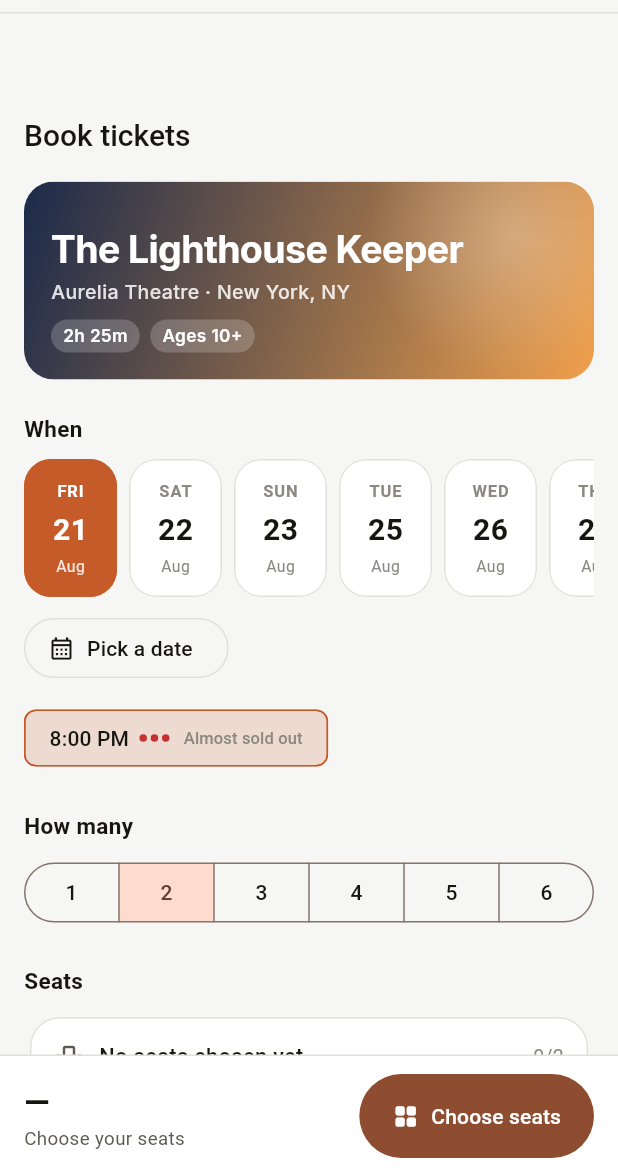
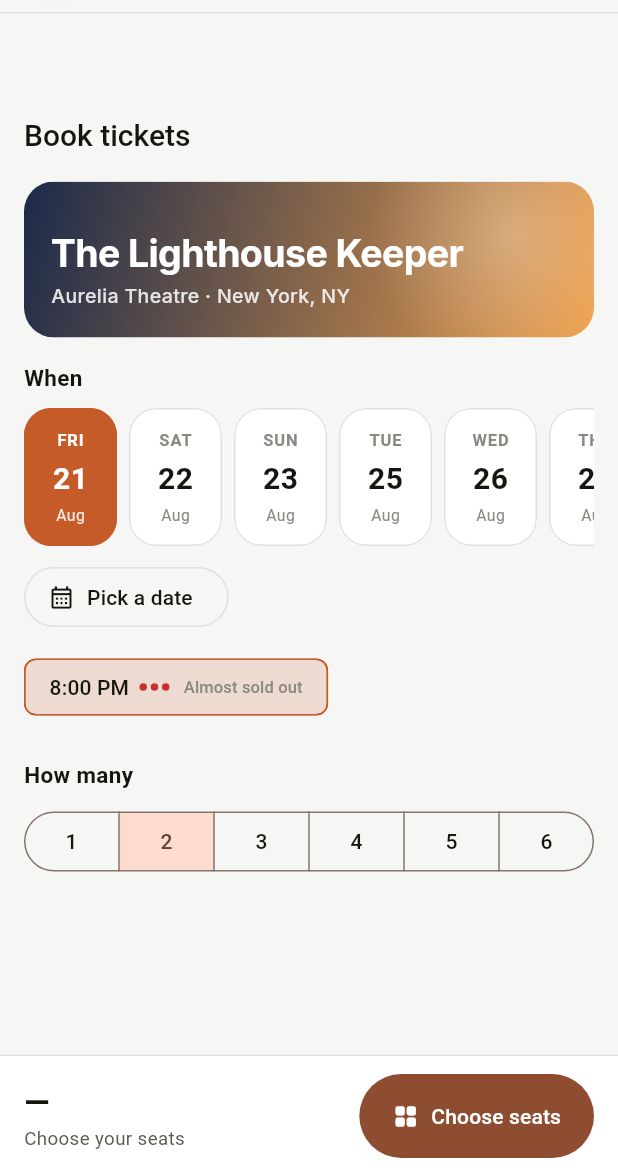
Before and after one commit to vpm238/flutter-mcp-app-demo, a Flutter app: the screen it shows after launch, on a phone screen of 412 x 824 dp, the part 60-1236 px from its top. Run offline on Flutter 3.47's test engine with Material 3 defaults, Android fonts, the phone set to English and light mode, and no system bars; missing offline and left inert: dart:js_interop.

Commit message:
Stop the compact layout overflowing the panel it was given
The device screenshot showed the Seats card sliced by the pinned bar. It was
also redundant: the bar now says how many seats are chosen and carries the
button to choose them, so on a compact layout the card was pure overflow. Gone
there, kept where there is room for it.

With it gone the content still ran past 620px, so the hero is shorter on a
compact panel — the picture is atmosphere and the controls under it are the
point, and every pixel it takes is a section someone has to scroll to find.
Bottom padding cleared for the bar as well, so the last section can scroll past
it rather than ending underneath.

Verified at 411x620, the size Claude on Android actually gives: nothing the
user needs is behind the bar, and Choose seats is on screen without scrolling.

```diff
--- a/app/lib/src/ui/android_shell.dart
+++ b/app/lib/src/ui/android_shell.dart
@@ -53,11 +53,21 @@ class AndroidShell extends StatelessWidget {
                   ),
                 ),
                 SliverPadding(
-                  padding: const EdgeInsets.fromLTRB(16, 0, 16, 24),
+                  // Clearance for the pinned bar, so the last section can scroll
+                  // clear of it instead of ending underneath.
+                  padding: const EdgeInsets.fromLTRB(16, 0, 16, 28),
                   sliver: SliverList.list(
                     children: [
-                      ShowHero(show: show, borderRadius: 20),
-                      const SizedBox(height: 22),
+                      // A shorter hero on a compact panel. The picture is
+                      // atmosphere; the controls below it are the point, and on
+                      // a 620px panel every section it pushes down is one the
+                      // user has to scroll to find.
+                      ShowHero(
+                        show: show,
+                        borderRadius: 20,
+                        height: Skin.of(context).isCompact ? 104 : 132,
+                      ),
+                      SizedBox(height: Skin.of(context).isCompact ? 16 : 22),
                       _SectionLabel('When'),
                       const SizedBox(height: 10),
                       _DateStrip(controller: controller),
@@ -67,10 +77,16 @@ class AndroidShell extends StatelessWidget {
                       _SectionLabel('How many'),
                       const SizedBox(height: 10),
                       _PartySize(controller: controller),
-                      const SizedBox(height: 24),
-                      _SectionLabel('Seats'),
-                      const SizedBox(height: 10),
-                      _SeatsCard(controller: controller),
+                      // The Seats card duplicates what the pinned bar now
+                      // says, and on a panel this short it is the section that
+                      // ends up sliced by that bar. On a compact layout the bar
+                      // is the seats affordance; here it is only clutter.
+                      if (!Skin.of(context).isCompact) ...[
+                        const SizedBox(height: 24),
+                        _SectionLabel('Seats'),
+                        const SizedBox(height: 10),
+                        _SeatsCard(controller: controller),
+                      ],
                       if (controller.error != null) ...[
                         const SizedBox(height: 12),
                         Text(
```
